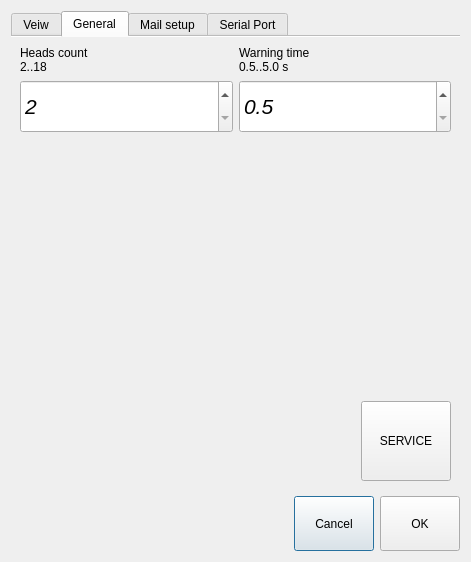
The window that generalsettingdialog.ui (mishkoLitvin/L_Aries-progect) describes before a commit, drawn with Qt 5.
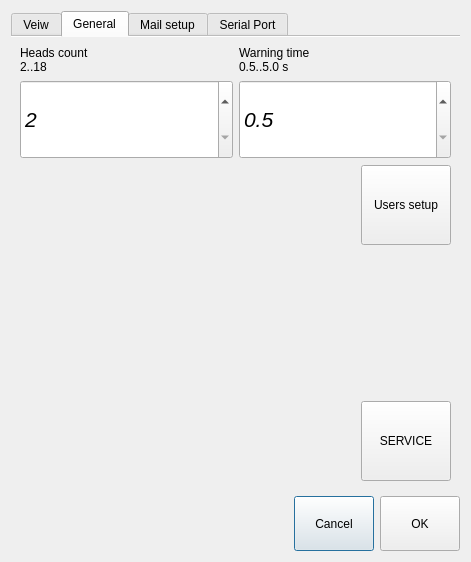
The same window after the commit. The open tabs and pages were chosen to show the change. Icons and pictures are not drawn.

Commit message: Login dialog created. Write to main window. to general setting user setting added

The edit to the form file:
```diff
--- a/generalsettingdialog.ui
+++ b/generalsettingdialog.ui
@@ -163,7 +163,7 @@
       <attribute name="title">
        <string>General</string>
       </attribute>
-      <layout class="QVBoxLayout" name="verticalLayout_4" stretch="2,6,0">
+      <layout class="QVBoxLayout" name="verticalLayout_4">
        <item>
         <layout class="QHBoxLayout" name="horizontalLayout_2">
          <item>
@@ -260,6 +260,48 @@
          </item>
         </layout>
        </item>
+       <item>
+        <layout class="QHBoxLayout" name="horizontalLayout_5">
+         <item>
+          <spacer name="horizontalSpacer_5">
+           <property name="orientation">
+            <enum>Qt::Horizontal</enum>
+           </property>
+           <property name="sizeHint" stdset="0">
+            <size>
+             <width>40</width>
+             <height>20</height>
+            </size>
+           </property>
+          </spacer>
+         </item>
+         <item>
+          <widget class="QPushButton" name="pushButtonUserSetup">
+           <property name="minimumSize">
+            <size>
+             <width>90</width>
+             <height>80</height>
+            </size>
+           </property>
+           <property name="text">
+            <string>Users setup</string>
+           </property>
+           <property name="icon">
+            <iconset theme="avatar-default-symbolic.symbolic.png"/>
+           </property>
+           <property name="iconSize">
+            <size>
+             <width>50</width>
+             <height>50</height>
+            </size>
+           </property>
+           <property name="checkable">
+            <bool>false</bool>
+           </property>
+          </widget>
+         </item>
+        </layout>
+       </item>
        <item>
         <spacer name="verticalSpacer">
          <property name="orientation">
```
Left out of the diff: 12 changed lines with no effect on the pictures. The commit also changes 12 other files.
